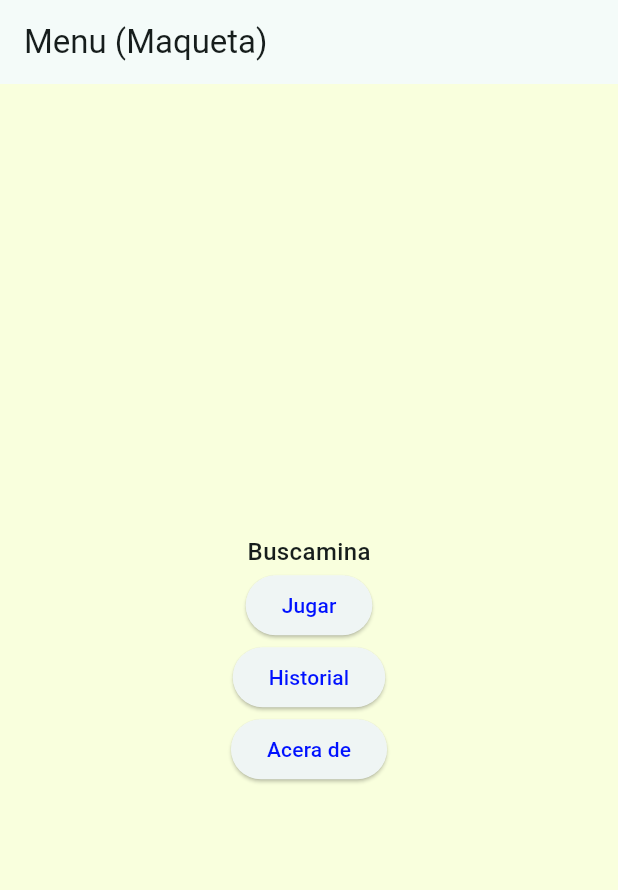
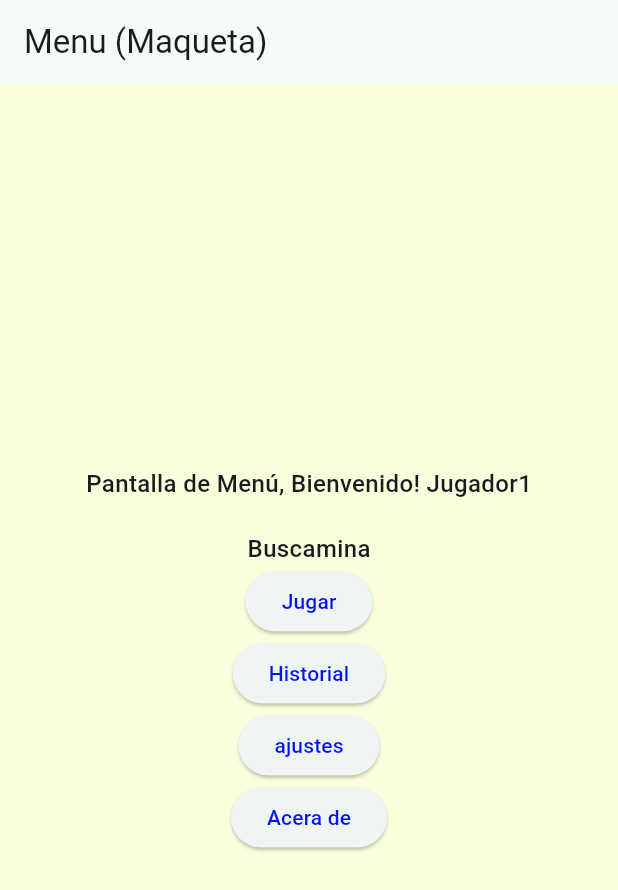
Before and after one commit to Kaelleon/3479A321_2024479025, a Flutter app: the screen it shows after launch, on a phone screen of 412 x 824 dp. Shown: the top 890 px of the screen. Run offline on Flutter 3.47's test engine with Material 3 defaults, Android fonts, the light colour scheme and no system bars; our stand-ins replace logger, shared_preferences.

Commit message:
pantalla de ajustes y permanencia de datos

```diff
--- /dev/null
+++ b/lib/core/services/storage_service.dart
@@ -0,0 +1,21 @@
+import 'package:shared_preferences/shared_preferences.dart';
+
+class StorageService
+{
+  static late SharedPreferences _prefs;
+
+  // Inicialización asíncrona (Se llama al abrir la app)
+  static Future<void> init() async
+  {
+    _prefs = await SharedPreferences.getInstance();
+  }
+
+  // Setters y Getters
+  static Future<void> saveUsername(String name) async => await
+  _prefs.setString('username', name);
+  static String getUsername() => _prefs.getString('username') ?? 'Jugador1';
+  static Future<void> saveDifficulty(String difficulty) async => await
+  _prefs.setString('difficulty', difficulty);
+  static String getDifficulty() => _prefs.getString('difficulty') ??
+  'Fácil';
+}
--- a/lib/ui/screens/menu_screen.dart
+++ b/lib/ui/screens/menu_screen.dart
@@ -1,4 +1,5 @@
 import 'package:flutter/material.dart';
+import 'package:flutter_application_1/core/services/storage_service.dart';
 
 class MenuScreen extends StatelessWidget
 {
@@ -6,6 +7,8 @@ class MenuScreen extends StatelessWidget
   @override
   Widget build(BuildContext context)
   {
+    var username = StorageService.getUsername();
+
     return Scaffold
     (
       appBar: AppBar(title: const Text('Menu (Maqueta)')),
@@ -16,6 +19,8 @@ class MenuScreen extends StatelessWidget
           mainAxisAlignment: MainAxisAlignment.center,
           children:
           [
+            Text('Pantalla de Menú, Bienvenido! $username'),
+            SizedBox(height: 20),
             const Text('Buscamina'),
             ElevatedButton
             (
@@ -30,6 +35,11 @@ class MenuScreen extends StatelessWidget
             ),
             ElevatedButton
             (
+              onPressed: () => Navigator.pushNamed(context, '/settings'),
+              child: const Text('ajustes'),
+            ),
+            ElevatedButton
+            (
               onPressed: () => Navigator.pushNamed(context, '/about'),
               child: const Text('Acera de'),
             ),
```
Also changed, not shown: lib/main.dart (+15 -7 lines), lib/ui/screens/settings_screen.dart (added, +67 -0 lines).
